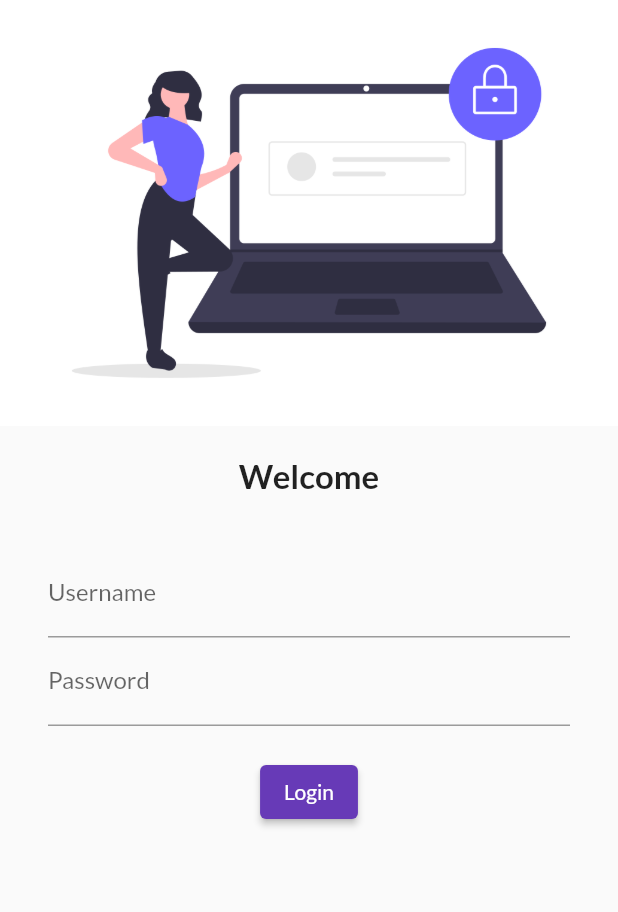
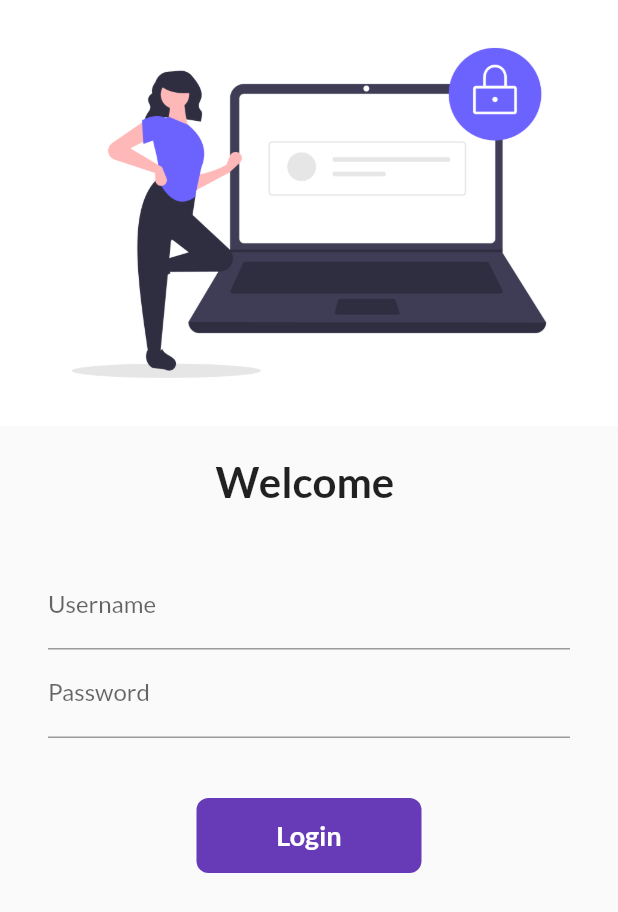
Before and after one commit to yadavvikas007/flutter-catalog-app, a Flutter app: the screen it shows after launch, on a phone screen of 412 x 824 dp. Shown: the top 912 px of the screen. Run offline on Flutter 3.47's test engine with Material 2 defaults, Android fonts, the phone set to English and light mode, and no system bars; our stand-ins replace google_fonts.

Commit message:
Day 5 commit

```diff
--- a/lib/main.dart
+++ b/lib/main.dart
@@ -1,6 +1,7 @@
 import 'package:flutter/material.dart';
 import 'package:flutter_catalog/pages/home_page.dart';
 import 'package:flutter_catalog/pages/login_page.dart';
+import 'package:flutter_catalog/utils/routes.dart';
 import 'package:google_fonts/google_fonts.dart';
 
 void main() {
@@ -11,7 +12,7 @@
   @override
   Widget build(BuildContext context) {
     return MaterialApp(
-      //home: homePage(),
+      debugShowCheckedModeBanner: false,
       themeMode: ThemeMode.light,
       theme: ThemeData(
         primarySwatch: Colors.deepPurple,
@@ -23,8 +24,8 @@
       initialRoute: "/",
       routes: {
         "/": (context) => LoginPage(),
-        "/home": (context) => HomePage(),
-        "/login": (context) => LoginPage(),
+        MyRoute.homeRoute: (context) => HomePage(),
+        MyRoute.loginRoute: (context) => LoginPage(),
       },
     );
   }
--- a/lib/pages/login_page.dart
+++ b/lib/pages/login_page.dart
@@ -1,9 +1,19 @@
 import 'package:flutter/material.dart';
+import 'package:flutter_catalog/utils/routes.dart';
 
-class LoginPage extends StatelessWidget {
+class LoginPage extends StatefulWidget {
+  @override
+  _LoginPageState createState() => _LoginPageState();
+}
+
+class _LoginPageState extends State<LoginPage> {
+  String _name = "";
+  bool changeButton = false;
+
   @override
   Widget build(BuildContext context) {
     return Material(
+      child: SingleChildScrollView(
         child: Column(
           children: [
             Image.asset(
@@ -14,10 +24,10 @@
               height: 20,
             ),
             Text(
-            "Welcome",
+              "Welcome $_name",
               style: TextStyle(
                 fontWeight: FontWeight.bold,
-              fontSize: 22,
+                fontSize: 28,
               ),
             ),
             SizedBox(
@@ -33,6 +43,10 @@
                       hintText: "Enter Username",
                       labelText: "Username",
                     ),
+                    onChanged: (value) {
+                      _name = value;
+                      setState(() {});
+                    },
                   ),
                   TextFormField(
                     obscureText: true,
@@ -42,20 +56,49 @@
                     ),
                   ),
                   SizedBox(
-                  height: 20.0,
+                    height: 40.0,
                   ),
-                ElevatedButton(
-                  onPressed: () {
-                    print("hi");
+                  InkWell(
+                    onTap: () async {
+                      setState(() {
+                        changeButton = true;
+                      });
+                      await Future.delayed(Duration(seconds: 1));
+                      Navigator.pushNamed(context, MyRoute.homeRoute);
                     },
-                  child: Text('Login'),
-                  //style: TextButton.styleFrom()
+                    child: AnimatedContainer(
+                      duration: Duration(seconds: 1),
+                      alignment: Alignment.center,
+                      width: changeButton ? 50 : 150,
+                      height: 50.0,
+                      child: changeButton
+                          ? Icon(
+                              Icons.done,
+                              color: Colors.white,
+                            )
+                          : Text(
+                              "Login",
+                              style: TextStyle(
+                                color: Colors.white,
+                                fontSize: 18,
+                                fontWeight: FontWeight.bold,
                               ),
-              ],
+                            ),
+                      decoration: BoxDecoration(
+                        color: Colors.deepPurple,
+                        // shape:
+                        //     changeButton ? BoxShape.circle : BoxShape.rectangle,
+                        borderRadius:
+                            BorderRadius.circular(changeButton ? 50 : 8),
+                      ),
                     ),
                   )
                 ],
               ),
+            ),
+          ],
+        ),
+      ),
     );
   }
 }
--- /dev/null
+++ b/lib/utils/routes.dart
@@ -0,0 +1,4 @@
+class MyRoute {
+  static String loginRoute = "/login";
+  static String homeRoute = "/home";
+}
```
Lines whose indentation alone changed are shown as unchanged.
